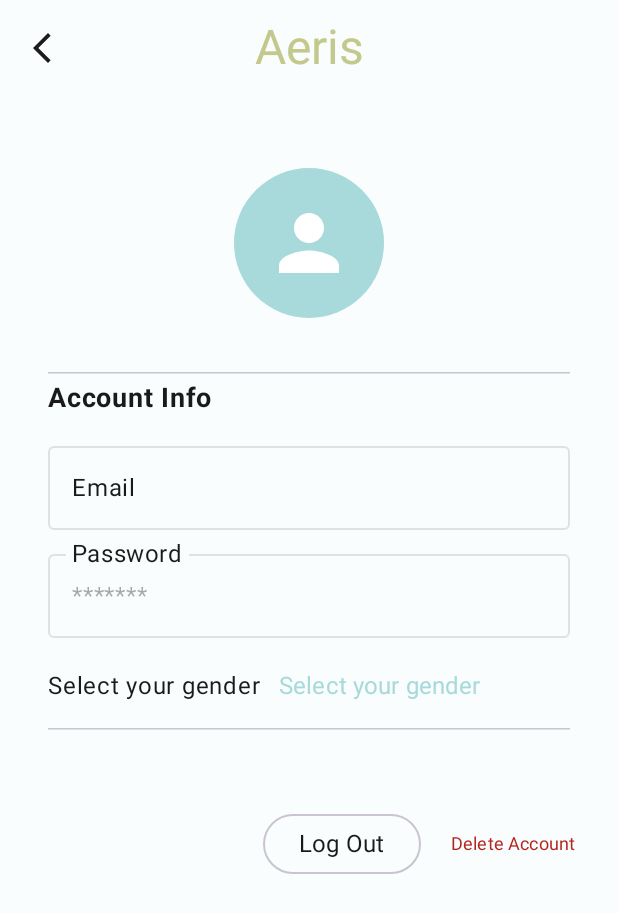
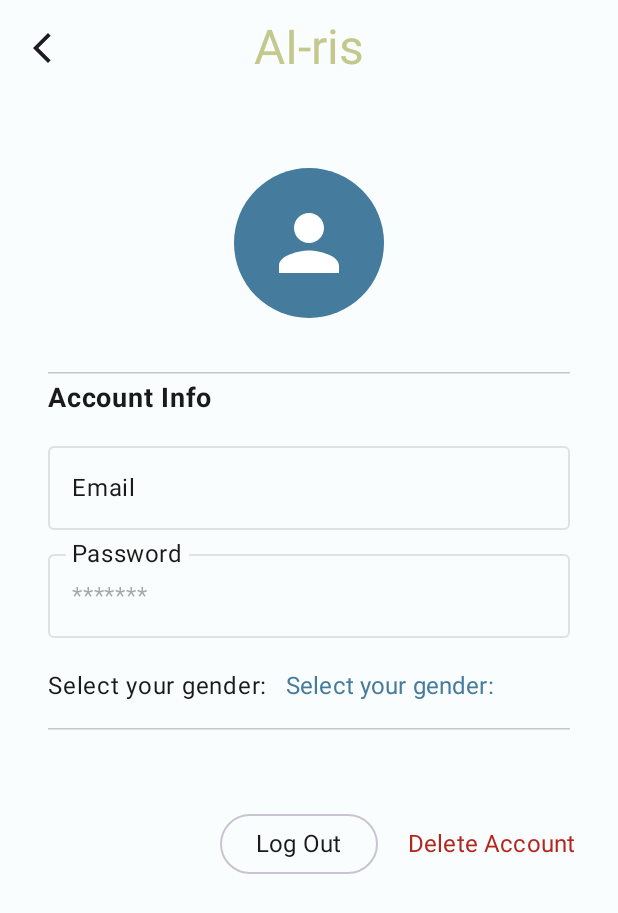
Before and after one commit to anacbetul/Aeris, an Android app built with Jetpack Compose: the ChooseOutfitScreen screen opened through its navigation route, after a tap on "Profile", on a phone screen of 412 x 824 dp. Shown: the top 913 px of the screen. Run offline under Robolectric (Android 15) with nearby library versions, the phone set to English and light mode, and no system bars; our stand-ins replace Dagger/Hilt's generated code, Firebase (no records; nobody signed in at launch, a user with empty details on screens opened directly), accompanist; libraries missing offline, so code that uses them is left out: coil.decode; pictures from the network do not load; 1 statement that could not run was skipped.

Commit message:
apply theme changes and fix UI bugs
- Change primary color to secondary in Login, Register, and Profile screens.
- Add "Show Suggested Outfits" button to MainScreen.
- Handle empty categories in ChooseOutfitScreen.
- Rename app title from "Aeris" to "AI-ris".
- Modify "Select your gender" text in Profile screen.

```diff
--- a/app/build.gradle.kts
+++ b/app/build.gradle.kts
@@ -1,5 +1,4 @@
 import org.gradle.kotlin.dsl.implementation
-import java.io.FileInputStream
 import java.util.Properties
 
 plugins {
--- a/app/src/main/java/com/luci/aeris/presentation/ui/ChooseOutfitScreen.kt
+++ b/app/src/main/java/com/luci/aeris/presentation/ui/ChooseOutfitScreen.kt
@@ -56,6 +56,7 @@ import com.luci.aeris.R
 import com.luci.aeris.presentation.viewmodel.ChooseOutfitViewModel
 import com.luci.aeris.presentation.viewmodel.WardrobeViewmodel
 import com.luci.aeris.presentation.viewmodel.WeatherViewModel
+import com.luci.aeris.utils.constants.StringConstants
 import com.luci.aeris.utils.constants.StringConstants.Companion.clothes
 import com.luci.aeris.utils.navigator.Navigator
 import java.time.LocalDate
@@ -80,18 +81,32 @@ fun ChooseOutfitScreen(
             }
         }
     }
+    val orderedNonEmptyCategories = recommendCategories.mapNotNull { category ->
+        filteredClothesState[category]?.let { state ->
+            if (state.value.isNotEmpty()) category to state else null
+        }
+    }
+
 
     val nonEmptyCategories = filteredClothesState.filter { it.value.value.isNotEmpty() }
-
+    if (orderedNonEmptyCategories.isEmpty()) {
+        Box(
+            modifier = Modifier.fillMaxSize(),
+            contentAlignment = Alignment.Center
+        ) {
+            Text(text = StringConstants.dontHaveClothes)
+        }} else {
             LazyColumn(modifier = Modifier.fillMaxSize()) {
-        nonEmptyCategories.forEach() { (category, clothesState) ->
+                orderedNonEmptyCategories.forEach() { (category, clothesState) ->
                     item {
                         ItemCard(
                             clothes = clothesState.value,
                             onRemove = { clothesId ->
-                        clothesState.value = clothesState.value.filterNot { it.id == clothesId }
+                                clothesState.value =
+                                    clothesState.value.filterNot { it.id == clothesId }
                             }
                         )
+                    }
                 }
             }
         }
@@ -156,7 +171,7 @@ fun ItemCard(
                                 )
                                 Icon(
                                     imageVector = Icons.Filled.Remove,
-                                contentDescription = "Sil",
+                                    contentDescription = "Remove",
                                     tint = Color.Red,
                                     modifier = Modifier
                                         .align(Alignment.TopEnd)
--- a/app/src/main/java/com/luci/aeris/presentation/ui/Login.kt
+++ b/app/src/main/java/com/luci/aeris/presentation/ui/Login.kt
@@ -146,7 +146,7 @@ fun LoginScreen(navigator: Navigator) {
                     Icon(
                         imageVector = Icons.Default.AccountBox,
                         contentDescription = null,
-                        tint = MaterialTheme.colorScheme.primary,
+                        tint = MaterialTheme.colorScheme.secondary,
                         modifier = Modifier.size(60.dp)
                     )
                     VerticalSpacer8()
@@ -206,7 +206,7 @@ fun LoginScreen(navigator: Navigator) {
                         modifier = Modifier
                             .fillMaxWidth()
                             .height(50.dp),
-                        colors = ButtonDefaults.buttonColors(MaterialTheme.colorScheme.primary),
+                        colors = ButtonDefaults.buttonColors(MaterialTheme.colorScheme.secondary),
                         enabled = !viewModel.isLoading
                     ) {
                         if (viewModel.isLoading) {
--- a/app/src/main/java/com/luci/aeris/presentation/ui/MainScreen.kt
+++ b/app/src/main/java/com/luci/aeris/presentation/ui/MainScreen.kt
@@ -36,6 +36,7 @@ import androidx.compose.material3.Card
 import androidx.compose.material3.CardDefaults
 import androidx.compose.material3.MaterialTheme
 import androidx.compose.material3.OutlinedTextFieldDefaults.contentPadding
+import androidx.compose.material3.Scaffold
 import androidx.compose.material3.Text
 import androidx.compose.runtime.Composable
 import androidx.compose.runtime.LaunchedEffect
@@ -87,6 +88,7 @@ fun MainScreen(navigator: Navigator) {
     val recommendCategories by chooseOutfitViewModel.recommendedCategories.collectAsState()
     val clothesByCategory = wardrobeViewModel.clothesByCategory.collectAsState().value
     val filteredClothesByCategory = clothesByCategory.filterKeys { it in recommendCategories }
+    val isContentReady = recommendCategories.isNotEmpty() && filteredClothesByCategory.isNotEmpty()
 
     val screenWidth = LocalConfiguration.current.screenWidthDp.dp
     val cardSize = screenWidth / 2
@@ -103,13 +105,41 @@ fun MainScreen(navigator: Navigator) {
             clothesFlow = wardrobeViewModel.clothesByCategory
         )
     }
+    Scaffold(
+        bottomBar = {
+            if (isContentReady) {
+                Button(
+                    onClick = {
+                        navigator.navigate(
+                            "choose_outfit?categories=${
+                                recommendCategories.joinToString(
+                                    ","
+                                )
+                            }"
+                        )
+                    },
+                    modifier = Modifier
+                        .fillMaxWidth()
+                        .padding(16.dp),
+                    colors = ButtonDefaults.buttonColors(
+                        containerColor = MaterialTheme.colorScheme.secondary,
+                        contentColor = MaterialTheme.colorScheme.background
+                    )
+                ) {
+                    Text("Show Suggested Outfits")
+                }
+            }
+        }
+    ) { paddingValues ->
         SwipeRefresh(
             state = swipeRefreshState,
             onRefresh = {
                 viewModel.loadWeather(location, unitGroup)
                 wardrobeViewModel.refresh()
             },
-        modifier = Modifier.fillMaxSize(),
+            modifier = Modifier
+                .fillMaxSize()
+//                .padding(paddingValues),
         ) {
             LazyColumn(
                 modifier = Modifier.fillMaxSize(),
@@ -176,22 +206,6 @@ fun MainScreen(navigator: Navigator) {
                         }
                     }
                 }
-            item {
-                Button(
-                    onClick = {
-                        navigator.navigate("choose_outfit?categories=${recommendCategories.joinToString(",")}")
-                    },
-                    modifier = Modifier
-                        .fillMaxWidth()
-                        .padding(16.dp),
-                    colors = ButtonDefaults.buttonColors(
-                        containerColor = MaterialTheme.colorScheme.secondary,
-                        contentColor = MaterialTheme.colorScheme.background
-                    )
-                ) {
-                    Text("Show Suggested Outfits")
-                }
-
             }
         }
     }
--- a/app/src/main/java/com/luci/aeris/presentation/ui/Profile.kt
+++ b/app/src/main/java/com/luci/aeris/presentation/ui/Profile.kt
@@ -67,7 +67,7 @@ fun Profile(
             modifier = Modifier
                 .size(100.dp)
                 .clip(CircleShape)
-                .background(MaterialTheme.colorScheme.primary)
+                .background(MaterialTheme.colorScheme.secondary)
                 .align(Alignment.CenterHorizontally)
         ) {
             Icon(
@@ -153,7 +153,7 @@ fun Profile(
             }) {
                 BodyText(
                     StringConstants.deleteAccount,
-                    fontSize = 12.sp,
+//                    fontSize = 12.sp,
                     textColor = MaterialTheme.colorScheme.error
                 )
             }
@@ -203,7 +203,7 @@ fun GenderDropdownMenu(
         TextButton(onClick = { expanded = true }) {
             BodyText(
                 text = selectedGender.ifEmpty { StringConstants.selectGender },
-                textColor = MaterialTheme.colorScheme.primary
+                textColor = MaterialTheme.colorScheme.secondary
             )
         }
 
--- a/app/src/main/java/com/luci/aeris/presentation/ui/Register.kt
+++ b/app/src/main/java/com/luci/aeris/presentation/ui/Register.kt
@@ -153,7 +153,7 @@ fun RegisterScreen(navigator: Navigator) {
                     Icon(
                         imageVector = Icons.Default.AccountBox,
                         contentDescription = null,
-                        tint = MaterialTheme.colorScheme.primary,
+                        tint = MaterialTheme.colorScheme.secondary,
                         modifier = Modifier.size(60.dp)
                     )
 
@@ -219,7 +219,7 @@ fun RegisterScreen(navigator: Navigator) {
                         modifier = Modifier
                             .fillMaxWidth()
                             .height(50.dp),
-                        colors = ButtonDefaults.buttonColors(MaterialTheme.colorScheme.primary),
+                        colors = ButtonDefaults.buttonColors(MaterialTheme.colorScheme.secondary),
                         enabled = !viewModel.isLoading
                     ) {
                         if (viewModel.isLoading) {
--- a/app/src/main/java/com/luci/aeris/presentation/ui/Wardrobe.kt
+++ b/app/src/main/java/com/luci/aeris/presentation/ui/Wardrobe.kt
@@ -108,7 +108,7 @@ fun Wardrobe(
                     Column(
                         modifier = Modifier
                             .fillMaxWidth()
-                            .fillMaxHeight(0.7f)  // ekranın %70'i kadar yükseklik
+                            .fillMaxHeight()  // ekranın %70'i kadar yükseklik
                             .padding(16.dp),
                         horizontalAlignment = Alignment.CenterHorizontally,
                     ) {
--- a/app/src/main/java/com/luci/aeris/presentation/viewmodel/AddClothesViewmodel.kt
+++ b/app/src/main/java/com/luci/aeris/presentation/viewmodel/AddClothesViewmodel.kt
@@ -8,13 +8,12 @@ import android.graphics.Bitmap
 import android.net.Uri
 import android.os.Build
 import android.provider.MediaStore
-import androidx.compose.runtime.mutableStateOf
+import com.luci.aeris.BuildConfig
 import androidx.core.content.ContextCompat
 import androidx.lifecycle.AndroidViewModel
 import androidx.lifecycle.viewModelScope
 import com.example.yourapp.repository.ModelRepository
 import com.google.firebase.auth.FirebaseAuth
-import com.google.firebase.firestore.BuildConfig
 import com.google.firebase.firestore.FirebaseFirestore
 import com.luci.aeris.data.RemoveBackgroundRepository
 import com.luci.aeris.presentation.ui.createImageUri
@@ -26,6 +25,7 @@ import kotlinx.coroutines.tasks.await
 import java.io.File
 import java.text.SimpleDateFormat
 import java.util.*
+
 class AddClothesViewModel(application: Application) : AndroidViewModel(application) {
 
     private val context = getApplication<Application>().applicationContext
@@ -67,7 +67,7 @@ class AddClothesViewModel(application: Application) : AndroidViewModel(applicati
 
     private val modelRepository = ModelRepository(application)
 
-    private val removeBgApiKey = "9rHvFSa3Nov4GpQNmd3TyCNr"
+    private val removeBgApiKey = BuildConfig.REMOVE_BG_API_KEY
     private val removeBackgroundRepository = RemoveBackgroundRepository(removeBgApiKey)
 
     private val _backgroundRemovedBitmap = MutableStateFlow<Bitmap?>(null)
--- a/app/src/main/java/com/luci/aeris/utils/constants/StringConstants.kt
+++ b/app/src/main/java/com/luci/aeris/utils/constants/StringConstants.kt
@@ -2,7 +2,7 @@ package com.luci.aeris.utils.constants
 
 class StringConstants {
     companion object {
-        const val title = "Aeris"
+        const val title = "AI-ris"
         const val gender = "Gender"
         const val signUp = "Sign Up"
         const val email = "Email"
@@ -45,7 +45,7 @@ class StringConstants {
         const val woman = "Woman"
         const val man = "Man"
         const val other = "Other"
-        const val selectGender = "Select your gender"
+        const val selectGender = "Select your gender:"
         const val confirmExit = "Are you sure you want to sign out of your account?"
         const val signOut = "Sign Out"
         const val stayInApp = "Stay Logged In"
```
Lines whose indentation alone changed are shown as unchanged.
